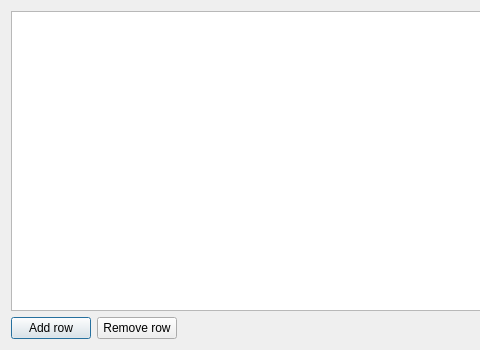
Old version of the form WebsiteEmpire/gui/dialogs/DialogEditHosts.ui in the repository icingerpower/WebsiteEmpire2; both pictures show x 0 to 480 and y 0 to 350 of the 700 by 350 pixel window.
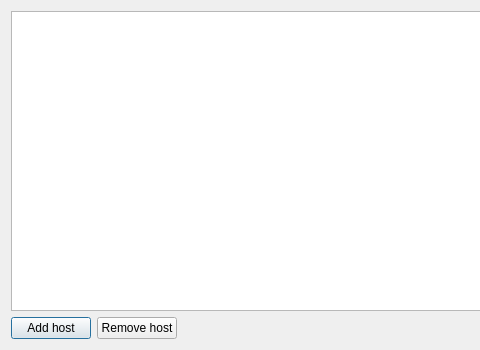
New version of the form.

The edit to the form file:
```diff
--- a/WebsiteEmpire/gui/dialogs/DialogEditHosts.ui
+++ b/WebsiteEmpire/gui/dialogs/DialogEditHosts.ui
@@ -29,14 +29,14 @@
      <item>
       <widget class="QPushButton" name="buttonAddRow">
        <property name="text">
-        <string>Add row</string>
+        <string>Add host</string>
        </property>
       </widget>
      </item>
      <item>
       <widget class="QPushButton" name="buttonRemoveRow">
        <property name="text">
-        <string>Remove row</string>
+        <string>Remove host</string>
        </property>
       </widget>
      </item>
```
Left out of the diff: 3 changed lines with no effect on the pictures.
